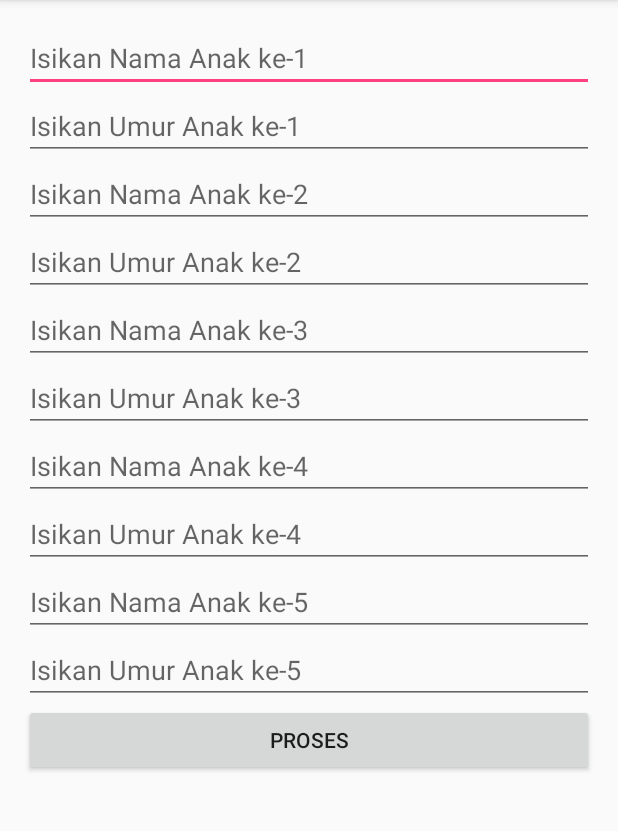
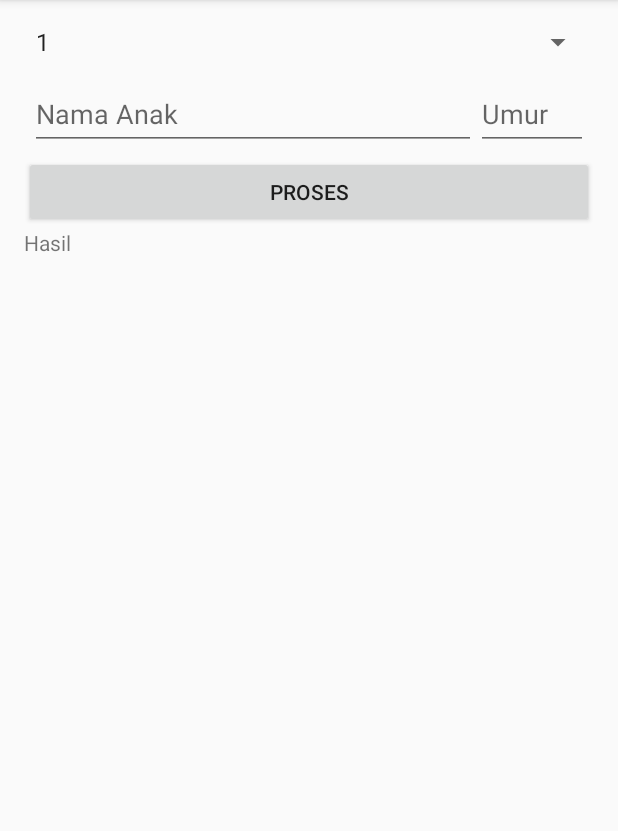
Before and after one commit to trischanurlaila/AdvancedWidget1, an Android app: the screen it shows after launch (MainActivity), on a phone screen of 412 x 824 dp, the part 84-915 px from its top. Run offline under Robolectric (Android 15) with nearby library versions, the phone set to English and light mode, and no system bars.

Commit message:
Widget Programming Final Part.

```diff
--- a/app/build.gradle
+++ b/app/build.gradle
@@ -23,4 +23,5 @@ dependencies {
     compile fileTree(dir: 'libs', include: ['*.jar'])
     testCompile 'junit:junit:4.12'
     compile 'com.android.support:appcompat-v7:23.4.0'
+    compile 'com.android.support:design:23.4.0'
 }
--- a/app/src/main/java/id/sch/smktelkom_mlg/learn/advancedwidget1/MainActivity.java
+++ b/app/src/main/java/id/sch/smktelkom_mlg/learn/advancedwidget1/MainActivity.java
@@ -2,46 +2,81 @@ package id.sch.smktelkom_mlg.learn.advancedwidget1;
 
 import android.support.v7.app.AppCompatActivity;
 import android.os.Bundle;
-import android.text.InputType;
+import android.view.LayoutInflater;
 import android.view.View;
-import android.widget.Button;
+import android.widget.AdapterView;
+import android.widget.ArrayAdapter;
 import android.widget.EditText;
 import android.widget.LinearLayout;
+import android.widget.Spinner;
 import android.widget.TextView;
 
 public class MainActivity extends AppCompatActivity {
+    Spinner spJumlah;
+    LinearLayout llAnak;
+    TextView tvHasil;
 
     @Override
     protected void onCreate(Bundle savedInstanceState) {
         super.onCreate(savedInstanceState);
         setContentView(R.layout.activity_main);
 
-        final LinearLayout llMain = (LinearLayout) findViewById(R.id.linearLayoutMain);
+        spJumlah = (Spinner) findViewById(R.id.spinnerJumlahAnak);
+        Integer [] arJumlah = new Integer[10];
+        for (int i = 0; i < 10; i++)
+        {
+            arJumlah[i]=i+1;
+        }
+        ArrayAdapter adapter = new ArrayAdapter<>(this,
+                android.R.layout.simple_spinner_item, arJumlah);
+        adapter.setDropDownViewResource(android.R.layout.simple_spinner_dropdown_item);
+        spJumlah.setAdapter(adapter);
 
-        addEditText(llMain);
+        llAnak = (LinearLayout) findViewById(R.id.linearLayoutAnak);
+        tvHasil = (TextView) findViewById(R.id.textViewHasil);
+
+        findViewById(R.id.buttonProses).setOnClickListener(new View.OnClickListener() {
+            @Override
+            public void onClick(View v) {
+                doProses();
+            }
+        });
+
+        spJumlah.setOnItemSelectedListener(new AdapterView.OnItemSelectedListener() {
+            @Override
+            public void onItemSelected(AdapterView<?> parent, View view, int i, long id) {
+                addEditText((int)spJumlah.getSelectedItem());
+            }
+
+            @Override
+            public void onNothingSelected(AdapterView<?> parent) {
+
+            }
+        });
 
 
-        Button bProses = new Button(this);
-        bProses.setText("Proses");
-        llMain.addView(bProses);
-        final TextView tvHasil = new TextView(this);
-        llMain.addView(tvHasil);
-
-        bProses.setOnClickListener(new View.OnClickListener() {
-            @Override
-            public void onClick(View v) {
-               doProses(llMain);
-            }
-        });
     }
 
-    private void doProses(LinearLayout llMain)
+    private void addEditText(int jumlah)
     {
-        String hasil="";
-        for (int i = 0; i < 5; i++)
+        llAnak.removeAllViews();
+        for (int i = 1; i <= jumlah; i++)
         {
-            EditText etNama = (EditText) llMain.getChildAt(i*2);
-            EditText etUmur = (EditText) llMain.getChildAt((i*2)+1);
+            View v = LayoutInflater.from(this).inflate(R.layout.layout_anak, llAnak, false);
+            v.setTag("Anak"+i);
+            llAnak.addView(v);
+        }
+    }
+
+    private void doProses()
+    {
+        int jumlah = (int) spJumlah.getSelectedItem();
+        String hasil = "";
+        for (int i = 1; i <= jumlah; i++)
+        {
+            LinearLayout llNow = (LinearLayout) llAnak.findViewWithTag("Anak"+i);
+            EditText etNama = (EditText) llNow.findViewById(R.id.editTextNama);
+            EditText etUmur = (EditText) llNow.findViewById(R.id.editTextUmur);
 
             String nama = etNama.getText().toString().trim();
             String umur = etUmur.getText().toString();
@@ -49,26 +84,8 @@ public class MainActivity extends AppCompatActivity {
             if(umur.isEmpty())
                 umur="0";
             if(!nama.isEmpty())
-                hasil += "Anak ke-"+(i+1)+" : "+nama+" umur "+umur+" tahun\n";
+                hasil += "Anak ke-"+i+" : "+nama+" umur "+umur+" tahun\n";
         }
-
-        TextView tvHasil = (TextView) llMain.getChildAt(11);
         tvHasil.setText(hasil);
     }
-
-    private void addEditText(LinearLayout llMain)
-    {
-        for (int i = 1; i <= 5; i++)
-        {
-            EditText etNama = new EditText(this);
-            llMain.addView(etNama);
-            etNama.setHint("Isikan Nama Anak ke-"+i);
-
-            EditText etUmur = new EditText(this);
-            llMain.addView(etUmur);
-            etUmur.setHint("Isikan Umur Anak ke-"+i);
-            etUmur.setInputType(InputType.TYPE_CLASS_NUMBER);
-        }
-
-    }
 }
--- a/app/src/main/res/layout/activity_main.xml
+++ b/app/src/main/res/layout/activity_main.xml
@@ -1,10 +1,13 @@
 <?xml version="1.0" encoding="utf-8"?>
-<LinearLayout
+<ScrollView
     xmlns:android="http://schemas.android.com/apk/res/android"
     xmlns:tools="http://schemas.android.com/tools"
     android:layout_width="match_parent"
-    android:layout_height="match_parent"
-    android:id="@+id/linearLayoutMain"
+    android:layout_height="match_parent">
+
+    <LinearLayout
+        android:layout_width="match_parent"
+        android:layout_height="wrap_content"
         android:orientation="vertical"
         android:paddingBottom="@dimen/activity_vertical_margin"
         android:paddingLeft="@dimen/activity_horizontal_margin"
@@ -12,4 +15,29 @@
         android:paddingTop="@dimen/activity_vertical_margin"
         tools:context="id.sch.smktelkom_mlg.learn.advancedwidget1.MainActivity">
 
+        <Spinner
+            android:layout_width="match_parent"
+            android:layout_height="wrap_content"
+            android:id="@+id/spinnerJumlahAnak" />
+
+        <LinearLayout
+            android:id="@+id/linearLayoutAnak"
+            android:orientation="vertical"
+            android:layout_width="match_parent"
+            android:layout_height="wrap_content">
         </LinearLayout>
+
+        <Button
+            android:layout_width="match_parent"
+            android:layout_height="wrap_content"
+            android:text="Proses"
+            android:id="@+id/buttonProses" />
+
+        <TextView
+            android:layout_width="match_parent"
+            android:layout_height="wrap_content"
+            android:text="Hasil"
+            android:id="@+id/textViewHasil" />
+
+    </LinearLayout>
+</ScrollView>
--- /dev/null
+++ b/app/src/main/res/layout/layout_anak.xml
@@ -0,0 +1,36 @@
+<?xml version="1.0" encoding="utf-8"?>
+<LinearLayout
+    xmlns:android="http://schemas.android.com/apk/res/android"
+    android:weightSum="1"
+    android:padding="4dp"
+    android:layout_width="match_parent"
+    android:layout_height="match_parent">
+
+   <android.support.design.widget.TextInputLayout
+       android:layout_weight="0.8"
+       android:layout_width="0dp"
+       android:layout_height="wrap_content">
+
+       <android.support.design.widget.TextInputEditText
+           android:id="@+id/editTextNama"
+           android:hint="Nama Anak"
+           android:layout_width="match_parent"
+           android:layout_height="match_parent" />
+
+   </android.support.design.widget.TextInputLayout>
+
+    <android.support.design.widget.TextInputLayout
+        android:layout_weight="0.2"
+        android:layout_width="0dp"
+        android:layout_height="wrap_content">
+
+        <android.support.design.widget.TextInputEditText
+            android:id="@+id/editTextUmur"
+            android:hint="Umur"
+            android:maxLength="2"
+            android:layout_width="match_parent"
+            android:layout_height="match_parent" />
+
+    </android.support.design.widget.TextInputLayout>
+
+</LinearLayout>
```
Lines whose indentation alone changed are shown as unchanged.
